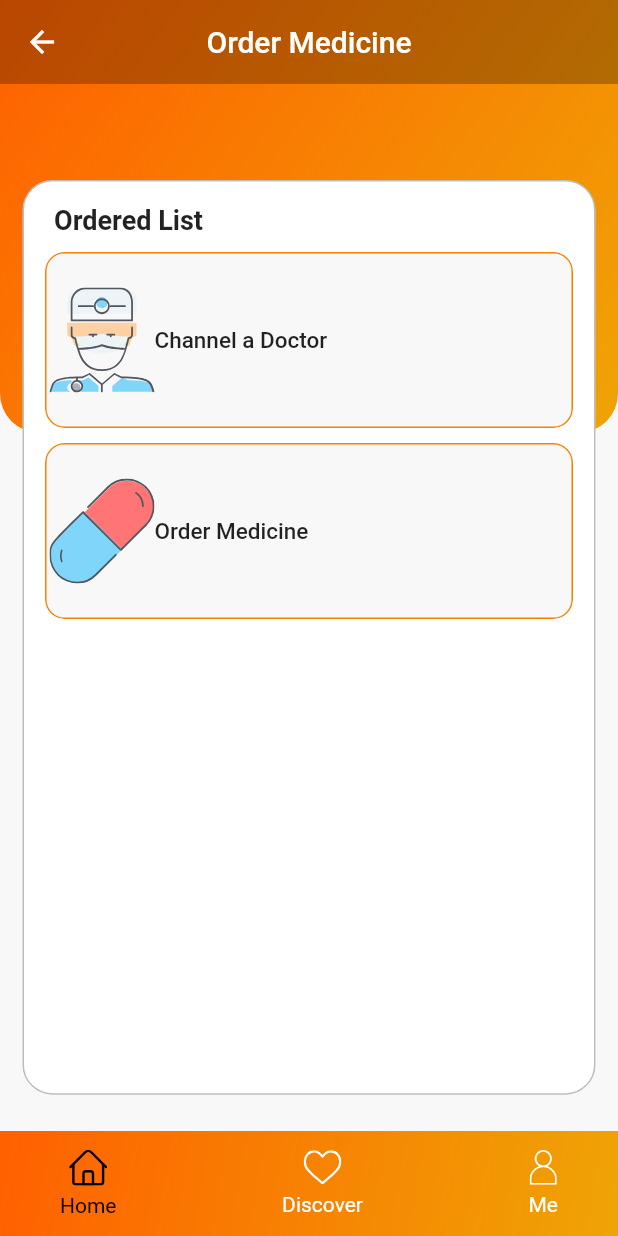
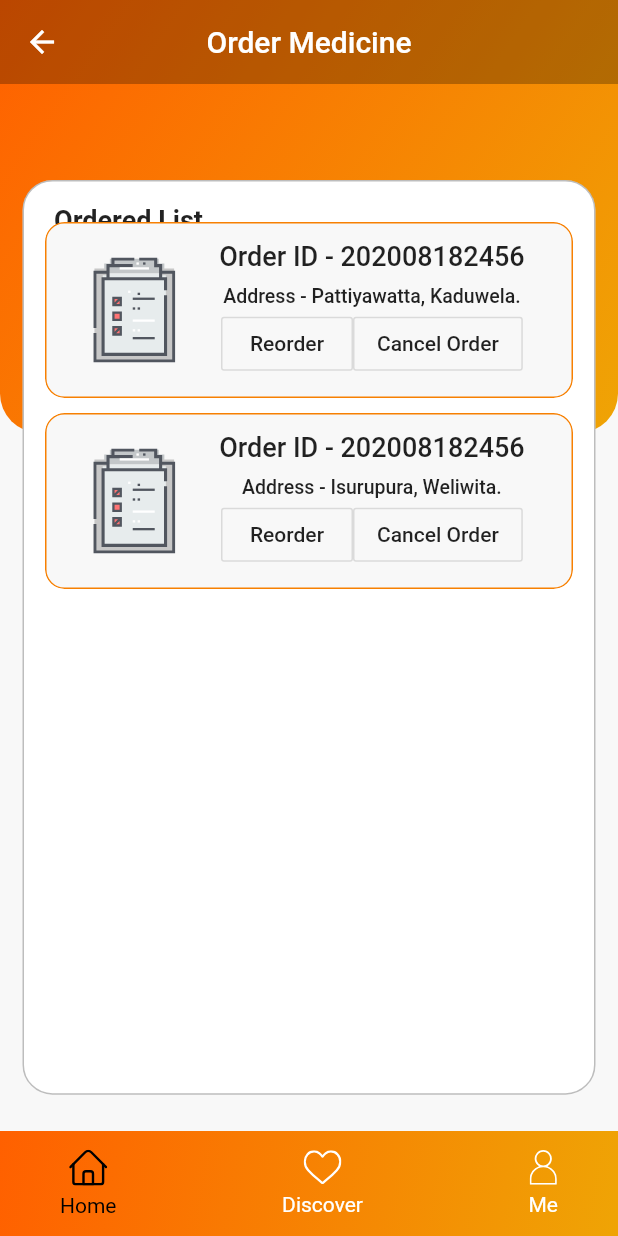
Before and after one commit to KavinduLiyanage/Hemas-Health-App, a Flutter app: the screen it shows after launch, after a tap on "Order Medicine", on a phone screen of 412 x 824 dp. Run offline on Flutter 3.47's test engine with Material 2 defaults, Android fonts, the phone set to English and light mode, and no system bars; our stand-ins replace flutter_svg; project files that could hold a hidden picture were left out.

Commit message:
Implemented Ordered List

```diff
--- a/lib/orderMedicine.dart
+++ b/lib/orderMedicine.dart
@@ -107,7 +107,7 @@ class OrderMedicine extends StatelessWidget {
 
                   Expanded(
                     child: Padding(
-                      padding: const EdgeInsets.fromLTRB(10, 50, 10, 0),
+                      padding: const EdgeInsets.fromLTRB(10, 30, 10, 0),
                       child: GridView.count(
                         crossAxisCount: 1,
                         childAspectRatio: 3,
@@ -115,14 +115,13 @@ class OrderMedicine extends StatelessWidget {
                         mainAxisSpacing: 10,
                         children: <Widget>[
                           CategoryCardOrdersList(
-                            title: "Channel a Doctor",
-                            svgSrc:
-                            "assets/icons/dashboard_ChannelaDoctor2.svg",
+                            title: "Address - Pattiyawatta, Kaduwela.",
+                            svgSrc: "assets/icons/dashboard_Feedback.svg",
                             press: () {},
                           ),
                           CategoryCardOrdersList(
-                            title: "Order Medicine",
-                            svgSrc: "assets/icons/dashboard_OrderMedicine2.svg",
+                            title: "Address - Isurupura, Weliwita.",
+                            svgSrc: "assets/icons/dashboard_Feedback.svg",
                             press: () {
 
                             },
--- a/lib/widgets/category_card_orders_list.dart
+++ b/lib/widgets/category_card_orders_list.dart
@@ -2,6 +2,7 @@ import 'package:flutter/material.dart';
 import 'package:flutter_svg/flutter_svg.dart';
 
 import '../constants.dart';
+import 'alert_dialog.dart';
 
 class CategoryCardOrdersList extends StatelessWidget {
   final String svgSrc;
@@ -41,17 +42,59 @@ class CategoryCardOrdersList extends StatelessWidget {
               padding: const EdgeInsets.all(2.0),
               child: Row(
                 children: <Widget>[
-                  //Spacer(),
+                  Spacer(),
                   SvgPicture.asset(svgSrc),
-                  //Spacer(),
+                  Spacer(),
+                  Column(
+                    children: <Widget>[
+                      Spacer(),
+                      Text(
+                        "Order ID - 202008182456",
+                        textAlign: TextAlign.center,
+                        style: Theme.of(context)
+                            .textTheme
+                            .title
+                            .copyWith(fontSize: 18),
+                      ),
+                      Spacer(),
                       Text(
                         title,
                         textAlign: TextAlign.center,
                         style: Theme.of(context)
                             .textTheme
                             .title
-                        .copyWith(fontSize: 15),
-                  )
+                            .copyWith(fontSize: 13),
+                      ),
+
+                      Row(
+                        children: <Widget>[
+                          OutlineButton(
+                            onPressed: () => showDialog(
+                              context: context,
+                              builder: (context) => AboutWidget(
+                                title: "Your Reorder Request Sent.",
+                              ),
+                            ),
+                            child: Text('Reorder'),
+                          ),
+
+                          OutlineButton(
+                            onPressed: () => showDialog(
+                              context: context,
+                              builder: (context) => AboutWidget(
+                                title: "Your Cancel Order Request Sent.",
+                              ),
+                            ),
+                            child: Text('Cancel Order'),
+                          ),
+                        ],
+                      ),
+
+                      Spacer(),
+                    ],
+                  ),
+
+                  Spacer(),
                 ],
               ),
             ),
```
Also changed, not shown: lib/widgets/alert_dialog.dart (added, +36 -0 lines), assets/icons/drbeen-sample-prescription-copy-3.svg (added), assets/icons/order_medicine_drbeen-sample-prescription-copy-2.svg (added), assets/images/drbeen-sample-prescription-copy-2.png (added). Lines whose indentation alone changed are shown as unchanged.
